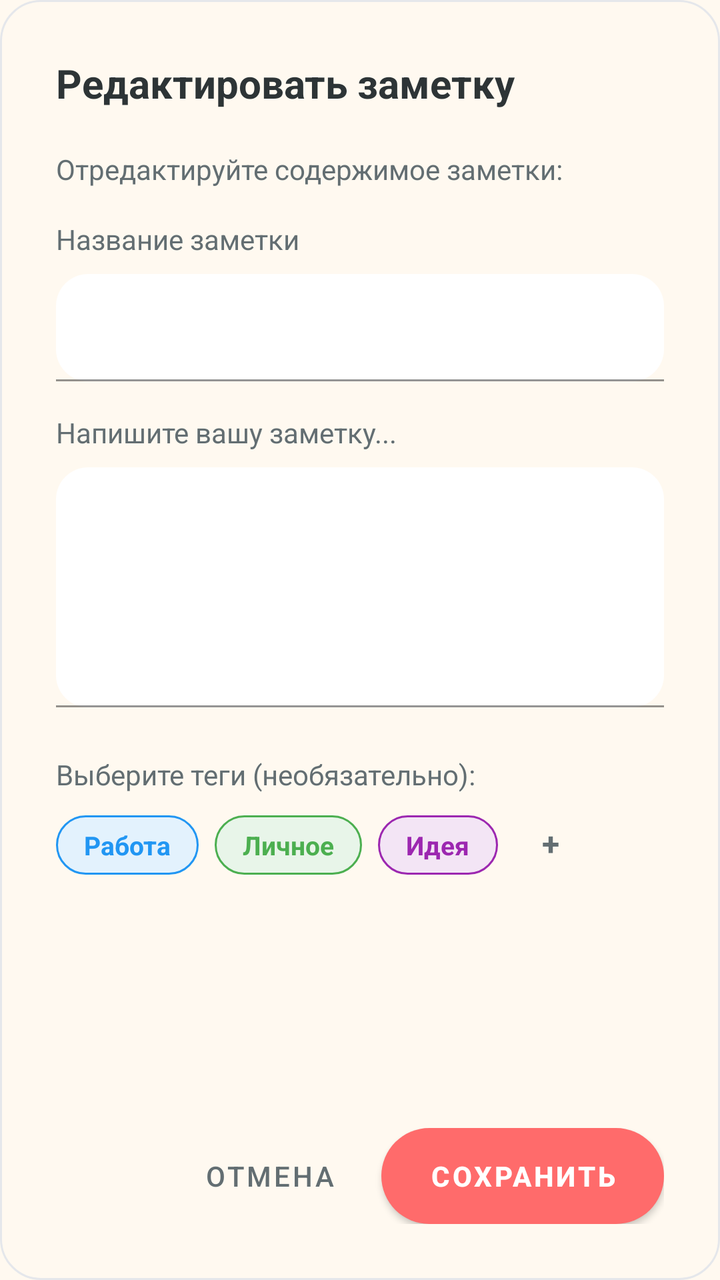
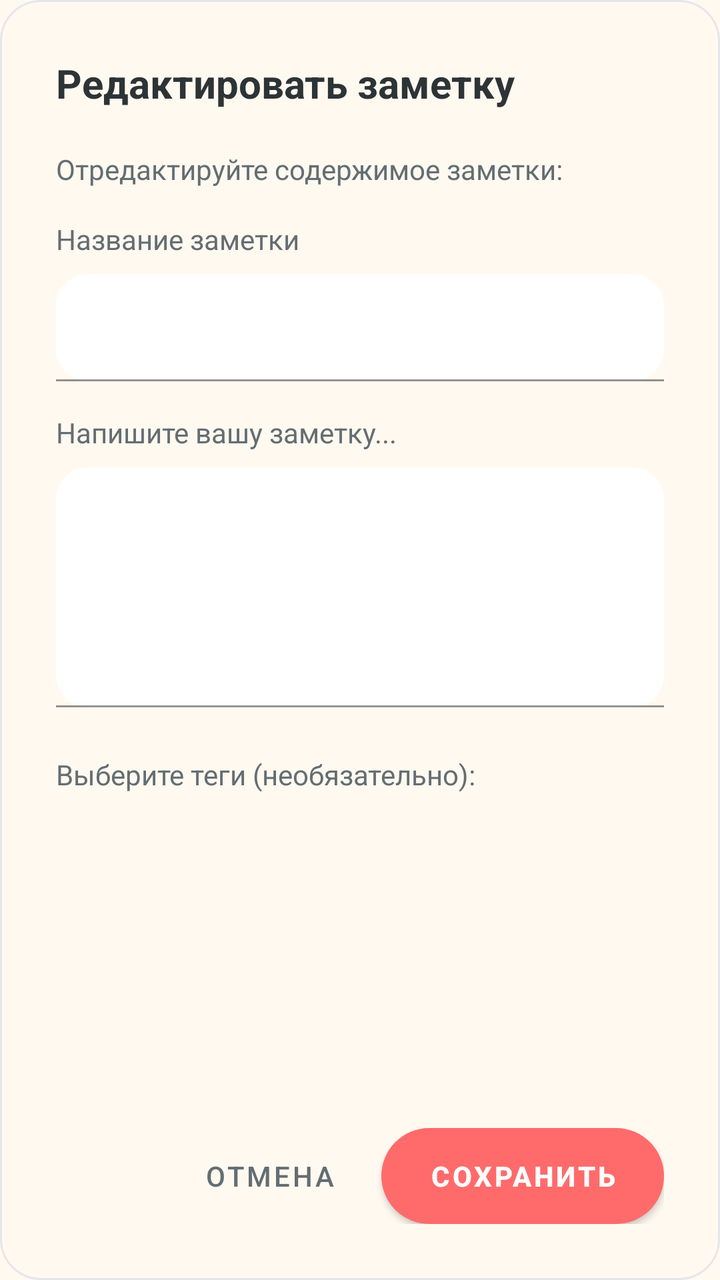

Two renders of the same Android screen: before a commit and after it. Below are the layout's source before the change and the commit's diff.
<!-- AndroidManifest.xml: application theme Theme.MyApplication -->
<!-- res/layout/dialog_edit_note.xml -->
<?xml version="1.0" encoding="utf-8"?>
<LinearLayout xmlns:android="http://schemas.android.com/apk/res/android"
    xmlns:app="http://schemas.android.com/apk/res-auto"
    android:layout_width="match_parent"
    android:layout_height="wrap_content"
    android:background="@drawable/dialog_background"
    android:orientation="vertical">

    <TextView
        android:layout_width="match_parent"
        android:layout_height="wrap_content"
        android:layout_marginStart="28dp"
        android:layout_marginTop="28dp"
        android:layout_marginEnd="28dp"
        android:layout_marginBottom="20dp"
        android:text="@string/edit_note"
        android:textColor="@color/foreground"
        android:textSize="20sp"
        android:textStyle="bold" />

    <TextView
        android:layout_width="match_parent"
        android:layout_height="wrap_content"
        android:layout_marginStart="28dp"
        android:layout_marginEnd="28dp"
        android:layout_marginBottom="16dp"
        android:text="@string/edit_note_hint"
        android:textColor="@color/muted_foreground"
        android:textSize="14sp" />

    <ScrollView
        android:layout_width="match_parent"
        android:layout_height="0dp"
        android:layout_weight="1"
        android:fillViewport="true">

        <LinearLayout
            android:layout_width="match_parent"
            android:layout_height="wrap_content"
            android:orientation="vertical"
            android:paddingHorizontal="28dp">

            <TextView
                android:layout_width="match_parent"
                android:layout_height="wrap_content"
                android:layout_marginBottom="8dp"
                android:text="@string/note_title_hint"
                android:textColor="@color/muted_foreground"
                android:textSize="14sp" />

            <com.google.android.material.textfield.TextInputLayout
                android:layout_width="match_parent"
                android:layout_height="wrap_content"
                android:layout_marginBottom="16dp"
                app:boxBackgroundColor="@color/card"
                app:boxStrokeColor="@color/border"
                app:hintTextColor="@color/muted_foreground"
                app:boxStrokeWidth="1dp"
                app:boxCornerRadiusTopStart="16dp"
                app:boxCornerRadiusTopEnd="16dp"
                app:boxCornerRadiusBottomStart="16dp"
                app:boxCornerRadiusBottomEnd="16dp"
                app:hintEnabled="false">

                <com.google.android.material.textfield.TextInputEditText
                    android:id="@+id/note_title_input"
                    android:layout_width="match_parent"
                    android:layout_height="wrap_content"
                    android:inputType="text"
                    android:padding="16dp"
                    android:textColor="@color/foreground"
                    android:textSize="16sp"
                    android:textStyle="bold" />

            </com.google.android.material.textfield.TextInputLayout>

            <TextView
                android:layout_width="match_parent"
                android:layout_height="wrap_content"
                android:layout_marginBottom="8dp"
                android:text="@string/write_note"
                android:textColor="@color/muted_foreground"
                android:textSize="14sp" />

            <com.google.android.material.textfield.TextInputLayout
                android:layout_width="match_parent"
                android:layout_height="wrap_content"
                android:layout_marginBottom="24dp"
                app:boxBackgroundColor="@color/card"
                app:boxStrokeColor="@color/border"
                app:hintTextColor="@color/muted_foreground"
                app:boxStrokeWidth="1dp"
                app:boxCornerRadiusTopStart="16dp"
                app:boxCornerRadiusTopEnd="16dp"
                app:boxCornerRadiusBottomStart="16dp"
                app:boxCornerRadiusBottomEnd="16dp"
                app:hintEnabled="false">

                <com.google.android.material.textfield.TextInputEditText
                    android:id="@+id/note_content_input"
                    android:layout_width="match_parent"
                    android:layout_height="wrap_content"
                    android:gravity="top"
                    android:inputType="textMultiLine"
                    android:minHeight="120dp"
                    android:padding="16dp"
                    android:textColor="@color/foreground"
                    android:textSize="16sp" />

            </com.google.android.material.textfield.TextInputLayout>

            <TextView
                android:layout_width="match_parent"
                android:layout_height="wrap_content"
                android:layout_marginBottom="8dp"
                android:text="@string/select_tags"
                android:textColor="@color/muted_foreground"
                android:textSize="14sp" />

            <LinearLayout
                android:layout_width="match_parent"
                android:layout_height="wrap_content"
                android:layout_marginBottom="24dp"
                android:orientation="horizontal">

                <TextView
                    android:id="@+id/tag_work"
                    android:layout_width="wrap_content"
                    android:layout_height="wrap_content"
                    android:layout_marginEnd="8dp"
                    android:background="@drawable/tag_work_background"
                    android:paddingHorizontal="14dp"
                    android:paddingVertical="6dp"
                    android:text="@string/tag_work"
                    android:textColor="#2196F3"
                    android:textSize="13sp"
                    android:textStyle="bold" />

                <TextView
                    android:id="@+id/tag_personal"
                    android:layout_width="wrap_content"
                    android:layout_height="wrap_content"
                    android:layout_marginEnd="8dp"
                    android:background="@drawable/tag_personal_background"
                    android:paddingHorizontal="14dp"
                    android:paddingVertical="6dp"
                    android:text="@string/tag_personal"
                    android:textColor="#4CAF50"
                    android:textSize="13sp"
                    android:textStyle="bold" />

                <TextView
                    android:id="@+id/tag_idea"
                    android:layout_width="wrap_content"
                    android:layout_height="wrap_content"
                    android:layout_marginEnd="8dp"
                    android:background="@drawable/tag_idea_background"
                    android:paddingHorizontal="14dp"
                    android:paddingVertical="6dp"
                    android:text="@string/tag_idea"
                    android:textColor="#9C27B0"
                    android:textSize="13sp"
                    android:textStyle="bold" />

                <TextView
                    android:id="@+id/add_custom_tag_button"
                    android:layout_width="wrap_content"
                    android:layout_height="wrap_content"
                    android:background="@drawable/tab_inactive_background"
                    android:paddingHorizontal="14dp"
                    android:paddingVertical="6dp"
                    android:text="+"
                    android:textColor="@color/muted_foreground"
                    android:textSize="16sp"
                    android:textStyle="bold" />

            </LinearLayout>

            <LinearLayout
                android:id="@+id/custom_tags_container"
                android:layout_width="match_parent"
                android:layout_height="wrap_content"
                android:layout_marginBottom="24dp"
                android:orientation="horizontal"
                android:visibility="gone" />

        </LinearLayout>

    </ScrollView>

    <LinearLayout
        android:layout_width="match_parent"
        android:layout_height="wrap_content"
        android:layout_marginStart="28dp"
        android:layout_marginEnd="28dp"
        android:layout_marginBottom="28dp"
        android:gravity="end"
        android:orientation="horizontal"
        style="?android:attr/buttonBarStyle">

        <Button
            android:id="@+id/cancel_button"
            style="@style/Widget.MaterialComponents.Button.TextButton"
            android:layout_width="wrap_content"
            android:layout_height="48dp"
            android:layout_marginEnd="12dp"
            android:text="@string/cancel"
            android:textColor="@color/muted_foreground"
            android:textSize="14sp" />

        <Button
            android:id="@+id/save_button"
            android:layout_width="wrap_content"
            android:layout_height="48dp"
            android:background="@drawable/save_button_background"
            android:minWidth="100dp"
            android:paddingHorizontal="24dp"
            android:text="@string/save"
            android:textColor="@color/primary_foreground"
            android:textSize="14sp"
            android:textStyle="bold" />

    </LinearLayout>

</LinearLayout>
<!-- resources referenced by this layout -->
<resources>
  <color name="border">#E5E7EB</color>
  <color name="card">#FFFFFF</color>
  <color name="foreground">#2D3436</color>
  <color name="muted_foreground">#636E72</color>
  <color name="primary_foreground">#FFFFFF</color>
  <!-- drawable dialog_background (drawable) -->
  <?xml version="1.0" encoding="utf-8"?>
  <shape xmlns:android="http://schemas.android.com/apk/res/android">
      <solid android:color="@color/background" />
      <corners android:radius="20dp" />
      <stroke android:width="1dp" android:color="@color/border" />
  </shape>
  <!-- drawable save_button_background (drawable) -->
  <?xml version="1.0" encoding="utf-8"?>
  <shape xmlns:android="http://schemas.android.com/apk/res/android">
      <gradient
          android:startColor="@color/color_purple"
          android:endColor="#7E22CE"
          android:angle="90" />
      <corners android:radius="50dp" />
  </shape>
  <!-- drawable tab_inactive_background (drawable) -->
  <?xml version="1.0" encoding="utf-8"?>
  <shape xmlns:android="http://schemas.android.com/apk/res/android">
      <solid android:color="@android:color/transparent" />
      <corners android:radius="50dp" />
  </shape>
  <!-- drawable tag_idea_background (drawable) -->
  <?xml version="1.0" encoding="utf-8"?>
  <shape xmlns:android="http://schemas.android.com/apk/res/android"
      android:shape="rectangle">
      <solid android:color="#F3E5F5" />
      <corners android:radius="16dp" />
      <stroke
          android:width="1dp"
          android:color="#9C27B0" />
  </shape>
  <!-- drawable tag_personal_background (drawable) -->
  <?xml version="1.0" encoding="utf-8"?>
  <shape xmlns:android="http://schemas.android.com/apk/res/android"
      android:shape="rectangle">
      <solid android:color="#E8F5E9" />
      <corners android:radius="16dp" />
      <stroke
          android:width="1dp"
          android:color="#4CAF50" />
  </shape>
  <!-- drawable tag_work_background (drawable) -->
  <?xml version="1.0" encoding="utf-8"?>
  <shape xmlns:android="http://schemas.android.com/apk/res/android"
      android:shape="rectangle">
      <solid android:color="#E3F2FD" />
      <corners android:radius="16dp" />
      <stroke
          android:width="1dp"
          android:color="#2196F3" />
  </shape>
  <string name="cancel">Отмена</string>
  <string name="edit_note">Редактировать заметку</string>
  <string name="edit_note_hint">Отредактируйте содержимое заметки:</string>
  <string name="note_title_hint">Название заметки</string>
  <string name="save">Сохранить</string>
  <string name="select_tags">Выберите теги (необязательно):</string>
  <string name="tag_idea">Идея</string>
  <string name="tag_personal">Личное</string>
  <string name="tag_work">Работа</string>
  <string name="write_note">Напишите вашу заметку...</string>
  <style name="Theme.MyApplication" parent="Theme.MaterialComponents.Light.NoActionBar">
          
          <item name="colorPrimary">@color/primary</item>
          <item name="colorPrimaryVariant">@color/color_red</item>
          <item name="colorOnPrimary">@color/primary_foreground</item>
          
          <item name="colorSecondary">@color/secondary</item>
          <item name="colorSecondaryVariant">@color/mood_good</item>
          <item name="colorOnSecondary">@color/secondary_foreground</item>
          
          <item name="android:statusBarColor">@color/background</item>
          
          <item name="android:navigationBarColor">@color/background</item>
          
          <item name="android:windowBackground">@color/background</item>
          
      </style>
  <color name="background">#FFF9F0</color>
  <color name="color_purple">#A855F7</color>
  <color name="primary">#FF6B6B</color>
  <color name="color_red">#FF3838</color>
  <color name="secondary">#00D2FF</color>
  <color name="mood_good">#00D2FF</color>
  <color name="secondary_foreground">#FFFFFF</color>
</resources>

<!-- the commit's change to res/layout/dialog_edit_note.xml (unified diff, before → after) -->
@@ -117,71 +117,17 @@
                 android:textColor="@color/muted_foreground"
                 android:textSize="14sp" />
 
-            <LinearLayout
+            <com.google.android.material.chip.ChipGroup
+                android:id="@+id/predefined_tags_container"
                 android:layout_width="match_parent"
                 android:layout_height="wrap_content"
-                android:layout_marginBottom="24dp"
-                android:orientation="horizontal">
+                android:layout_marginBottom="24dp" />
 
-                <TextView
-                    android:id="@+id/tag_work"
-                    android:layout_width="wrap_content"
-                    android:layout_height="wrap_content"
-                    android:layout_marginEnd="8dp"
-                    android:background="@drawable/tag_work_background"
-                    android:paddingHorizontal="14dp"
-                    android:paddingVertical="6dp"
-                    android:text="@string/tag_work"
-                    android:textColor="#2196F3"
-                    android:textSize="13sp"
-                    android:textStyle="bold" />
-
-                <TextView
-                    android:id="@+id/tag_personal"
-                    android:layout_width="wrap_content"
-                    android:layout_height="wrap_content"
-                    android:layout_marginEnd="8dp"
-                    android:background="@drawable/tag_personal_background"
-                    android:paddingHorizontal="14dp"
-                    android:paddingVertical="6dp"
-                    android:text="@string/tag_personal"
-                    android:textColor="#4CAF50"
-                    android:textSize="13sp"
-                    android:textStyle="bold" />
-
-                <TextView
-                    android:id="@+id/tag_idea"
-                    android:layout_width="wrap_content"
-                    android:layout_height="wrap_content"
-                    android:layout_marginEnd="8dp"
-                    android:background="@drawable/tag_idea_background"
-                    android:paddingHorizontal="14dp"
-                    android:paddingVertical="6dp"
-                    android:text="@string/tag_idea"
-                    android:textColor="#9C27B0"
-                    android:textSize="13sp"
-                    android:textStyle="bold" />
-
-                <TextView
-                    android:id="@+id/add_custom_tag_button"
-                    android:layout_width="wrap_content"
-                    android:layout_height="wrap_content"
-                    android:background="@drawable/tab_inactive_background"
-                    android:paddingHorizontal="14dp"
-                    android:paddingVertical="6dp"
-                    android:text="+"
-                    android:textColor="@color/muted_foreground"
-                    android:textSize="16sp"
-                    android:textStyle="bold" />
-
-            </LinearLayout>
-
-            <LinearLayout
+            <com.google.android.material.chip.ChipGroup
                 android:id="@+id/custom_tags_container"
                 android:layout_width="match_parent"
                 android:layout_height="wrap_content"
                 android:layout_marginBottom="24dp"
-                android:orientation="horizontal"
                 android:visibility="gone" />
 
         </LinearLayout>
<!-- resource entries referenced after the edit -->
@@ -21,51 +21,12 @@
           android:angle="90" />
       <corners android:radius="50dp" />
   </shape>
-  <!-- drawable tab_inactive_background (drawable) -->
-  <?xml version="1.0" encoding="utf-8"?>
-  <shape xmlns:android="http://schemas.android.com/apk/res/android">
-      <solid android:color="@android:color/transparent" />
-      <corners android:radius="50dp" />
-  </shape>
-  <!-- drawable tag_idea_background (drawable) -->
-  <?xml version="1.0" encoding="utf-8"?>
-  <shape xmlns:android="http://schemas.android.com/apk/res/android"
-      android:shape="rectangle">
-      <solid android:color="#F3E5F5" />
-      <corners android:radius="16dp" />
-      <stroke
-          android:width="1dp"
-          android:color="#9C27B0" />
-  </shape>
-  <!-- drawable tag_personal_background (drawable) -->
-  <?xml version="1.0" encoding="utf-8"?>
-  <shape xmlns:android="http://schemas.android.com/apk/res/android"
-      android:shape="rectangle">
-      <solid android:color="#E8F5E9" />
-      <corners android:radius="16dp" />
-      <stroke
-          android:width="1dp"
-          android:color="#4CAF50" />
-  </shape>
-  <!-- drawable tag_work_background (drawable) -->
-  <?xml version="1.0" encoding="utf-8"?>
-  <shape xmlns:android="http://schemas.android.com/apk/res/android"
-      android:shape="rectangle">
-      <solid android:color="#E3F2FD" />
-      <corners android:radius="16dp" />
-      <stroke
-          android:width="1dp"
-          android:color="#2196F3" />
-  </shape>
   <string name="cancel">Отмена</string>
   <string name="edit_note">Редактировать заметку</string>
   <string name="edit_note_hint">Отредактируйте содержимое заметки:</string>
   <string name="note_title_hint">Название заметки</string>
   <string name="save">Сохранить</string>
   <string name="select_tags">Выберите теги (необязательно):</string>
-  <string name="tag_idea">Идея</string>
-  <string name="tag_personal">Личное</string>
-  <string name="tag_work">Работа</string>
   <string name="write_note">Напишите вашу заметку...</string>
   <style name="Theme.MyApplication" parent="Theme.MaterialComponents.Light.NoActionBar">
           
